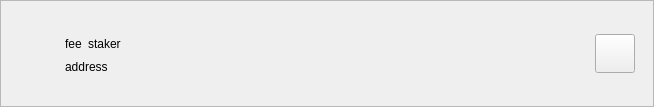
This is src/qt/forms/delegationitemwidget.ui in qtumproject/qtum as Qt 5 draws it before an edit. The edited form follows.
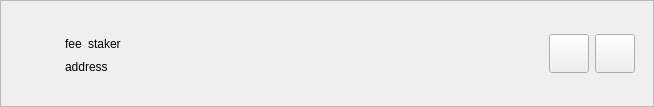
This is the edited form.

Commit message: Add split coins for address to super staker and delegation page

```diff
--- a/src/qt/forms/delegationitemwidget.ui
+++ b/src/qt/forms/delegationitemwidget.ui
@@ -176,6 +176,19 @@
               </property>
              </spacer>
             </item>
+            <item>
+             <widget class="QToolButton" name="buttonSplit">
+              <property name="text">
+               <string/>
+              </property>
+              <property name="iconSize">
+               <size>
+                <width>32</width>
+                <height>32</height>
+               </size>
+              </property>
+             </widget>
+            </item>
             <item>
              <widget class="QToolButton" name="buttonRemove">
               <property name="text">
```
The commit also changes 14 other files.
